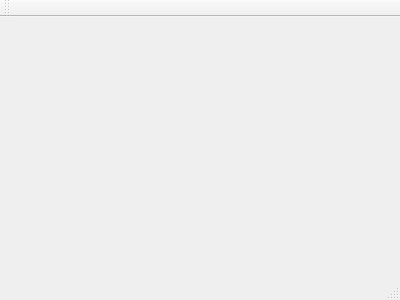
Above: mainwindow.ui from LebedevRI/qsanitizer before the change. Below: the same form after it.
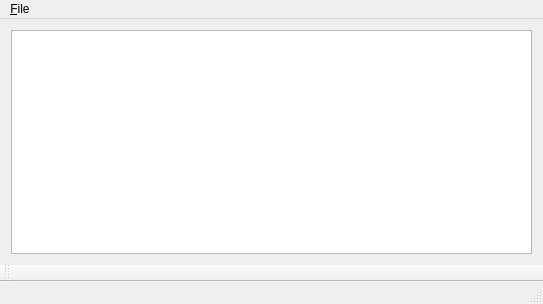
That is the form after the change.

Commit message: Support loading of logs into simple text browser

What changed in the file:
```diff
--- a/mainwindow.ui
+++ b/mainwindow.ui
@@ -1,24 +1,64 @@
 <ui version="4.0">
  <class>MainWindow</class>
- <widget class="QMainWindow" name="MainWindow" >
-  <property name="geometry" >
+ <widget class="QMainWindow" name="MainWindow">
+  <property name="geometry">
    <rect>
     <x>0</x>
     <y>0</y>
-    <width>400</width>
-    <height>300</height>
+    <width>543</width>
+    <height>304</height>
    </rect>
   </property>
   <property name="windowTitle" >
    <string>MainWindow</string>
   </property>
-  <widget class="QMenuBar" name="menuBar" />
-  <widget class="QToolBar" name="mainToolBar" />
-  <widget class="QWidget" name="centralWidget" />
-  <widget class="QStatusBar" name="statusBar" />
+  <widget class="QWidget" name="centralWidget">
+   <layout class="QVBoxLayout" name="verticalLayout">
+    <item>
+     <widget class="QTextBrowser" name="textBrowser"/>
+    </item>
+   </layout>
+  </widget>
+  <widget class="QMenuBar" name="menuBar">
+   <property name="geometry">
+    <rect>
+     <x>0</x>
+     <y>0</y>
+     <width>543</width>
+     <height>19</height>
+    </rect>
+   </property>
+   <widget class="QMenu" name="menu_file">
+    <property name="title">
+     <string>&amp;File</string>
+    </property>
+    <addaction name="action_Open_log"/>
+    <addaction name="separator"/>
+    <addaction name="action_Quit"/>
+   </widget>
+   <addaction name="menu_file"/>
+  </widget>
+  <widget class="QToolBar" name="mainToolBar">
+   <attribute name="toolBarArea">
+    <enum>BottomToolBarArea</enum>
+   </attribute>
+   <attribute name="toolBarBreak">
+    <bool>false</bool>
+   </attribute>
+  </widget>
+  <widget class="QStatusBar" name="statusBar"/>
+  <action name="action_Open_log">
+   <property name="text">
+    <string>&amp;Open log</string>
+   </property>
+  </action>
+  <action name="action_Quit">
+   <property name="text">
+    <string>&amp;Quit</string>
+   </property>
+  </action>
  </widget>
- <layoutDefault spacing="6" margin="11" />
- <pixmapfunction></pixmapfunction>
+ <layoutdefault spacing="6" margin="11"/>
  <resources/>
  <connections/>
 </ui>
```
Left out of the diff: 22 changed lines with no effect on the pictures. The commit also changes 2 other files.
